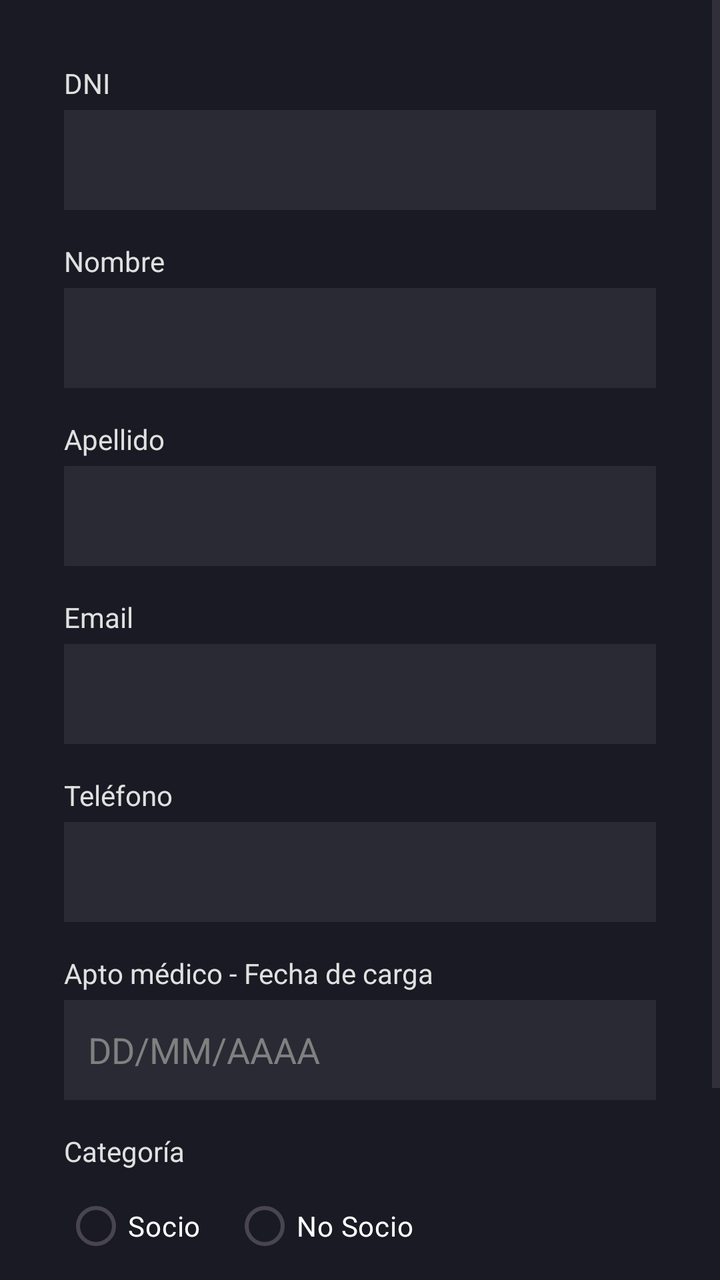
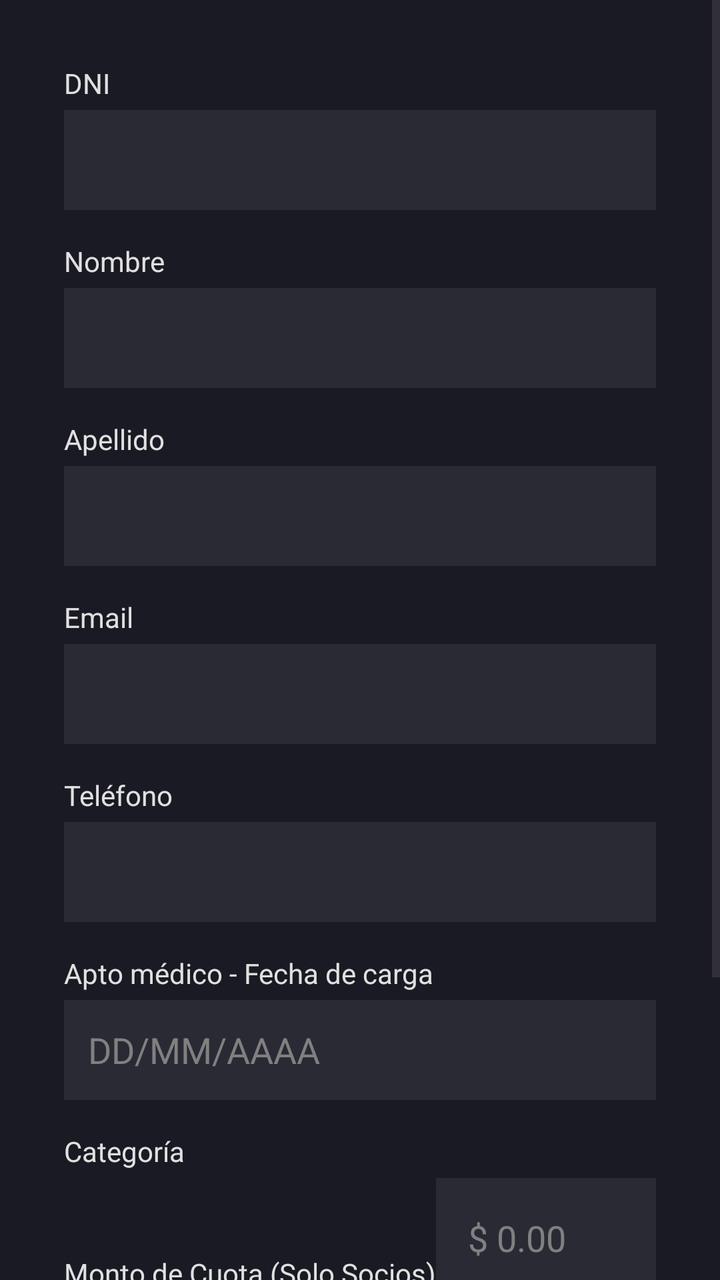

The first picture is an Android layout as it rendered before a commit; the second is the same layout after the commit. The layout source and the unified diff follow.
<!-- AndroidManifest.xml: application theme Theme.triada_DAM_MTlon -->
<!-- res/layout/activity_registro.xml -->
<?xml version="1.0" encoding="utf-8"?>
<ScrollView xmlns:android="http://schemas.android.com/apk/res/android"
    android:layout_width="match_parent"
    android:layout_height="match_parent"
    android:background="#1A1A24">

    <LinearLayout
        android:layout_width="match_parent"
        android:layout_height="wrap_content"
        android:orientation="vertical"
        android:padding="32dp">

        <TextView
            android:layout_width="wrap_content"
            android:layout_height="wrap_content"
            android:text="DNI"
            android:textColor="#E0E0E0"
            android:layout_marginBottom="4dp"/>
        <EditText
            android:id="@+id/etDniReg"
            android:layout_width="match_parent"
            android:layout_height="50dp"
            android:background="#2A2A35"
            android:textColor="#FFFFFF"
            android:padding="12dp"
            android:inputType="number"
            android:layout_marginBottom="16dp"/>

        <TextView
            android:layout_width="wrap_content"
            android:layout_height="wrap_content"
            android:text="Nombre"
            android:textColor="#E0E0E0"
            android:layout_marginBottom="4dp"/>
        <EditText
            android:id="@+id/etNombre"
            android:layout_width="match_parent"
            android:layout_height="50dp"
            android:background="#2A2A35"
            android:textColor="#FFFFFF"
            android:padding="12dp"
            android:inputType="text"
            android:layout_marginBottom="16dp"/>

        <TextView
            android:layout_width="wrap_content"
            android:layout_height="wrap_content"
            android:text="Apellido"
            android:textColor="#E0E0E0"
            android:layout_marginBottom="4dp"/>
        <EditText
            android:id="@+id/etApellido"
            android:layout_width="match_parent"
            android:layout_height="50dp"
            android:background="#2A2A35"
            android:textColor="#FFFFFF"
            android:padding="12dp"
            android:inputType="text"
            android:layout_marginBottom="16dp"/>

        <TextView
            android:layout_width="wrap_content"
            android:layout_height="wrap_content"
            android:text="Email"
            android:textColor="#E0E0E0"
            android:layout_marginBottom="4dp"/>
        <EditText
            android:id="@+id/etEmail"
            android:layout_width="match_parent"
            android:layout_height="50dp"
            android:background="#2A2A35"
            android:textColor="#FFFFFF"
            android:padding="12dp"
            android:inputType="textEmailAddress"
            android:layout_marginBottom="16dp"/>

        <TextView
            android:layout_width="wrap_content"
            android:layout_height="wrap_content"
            android:text="Teléfono"
            android:textColor="#E0E0E0"
            android:layout_marginBottom="4dp"/>
        <EditText
            android:id="@+id/etTelefono"
            android:layout_width="match_parent"
            android:layout_height="50dp"
            android:background="#2A2A35"
            android:textColor="#FFFFFF"
            android:padding="12dp"
            android:inputType="phone"
            android:layout_marginBottom="16dp"/>

        <TextView
            android:layout_width="wrap_content"
            android:layout_height="wrap_content"
            android:text="Apto médico - Fecha de carga"
            android:textColor="#E0E0E0"
            android:layout_marginBottom="4dp"/>
        <EditText
            android:id="@+id/etApto"
            android:layout_width="match_parent"
            android:layout_height="50dp"
            android:background="#2A2A35"
            android:textColor="#FFFFFF"
            android:padding="12dp"
            android:hint="DD/MM/AAAA"
            android:textColorHint="#808080"
            android:inputType="date"
            android:layout_marginBottom="16dp"/>

        <TextView
            android:layout_width="wrap_content"
            android:layout_height="wrap_content"
            android:text="Categoría"
            android:textColor="#E0E0E0"
            android:layout_marginBottom="4dp"/>
        <RadioGroup
            android:id="@+id/rgCategoria"
            android:layout_width="match_parent"
            android:layout_height="wrap_content"
            android:orientation="horizontal"
            android:layout_marginBottom="24dp">

            <RadioButton
                android:id="@+id/rbSocio"
                android:layout_width="wrap_content"
                android:layout_height="wrap_content"
                android:text="Socio"
                android:textColor="#FFFFFF"
                android:layout_marginEnd="16dp"/>

            <RadioButton
                android:id="@+id/rbNoSocio"
                android:layout_width="wrap_content"
                android:layout_height="wrap_content"
                android:text="No Socio"
                android:textColor="#FFFFFF"/>
        </RadioGroup>

        <LinearLayout
            android:layout_width="match_parent"
            android:layout_height="wrap_content"
            android:orientation="horizontal">

            <Button
                android:id="@+id/btnCancelar"
                android:layout_width="0dp"
                android:layout_height="60dp"
                android:layout_weight="1"
                android:text="Cancelar"
                android:backgroundTint="#424242"
                android:textColor="#FFFFFF"
                android:layout_marginEnd="8dp"/>

            <Button
                android:id="@+id/btnRegistrarSocio"
                android:layout_width="0dp"
                android:layout_height="60dp"
                android:layout_weight="1"
                android:text="Registrar"
                android:backgroundTint="#00E5FF"
                android:textColor="#000000"
                android:layout_marginStart="8dp"/>
        </LinearLayout>

    </LinearLayout>
</ScrollView>
<!-- resources referenced by this layout -->
<resources>
  <style name="Theme.triada_DAM_MTlon" parent="Base.Theme.triada_DAM_MTlon" />
  <style name="Base.Theme.triada_DAM_MTlon" parent="Theme.Material3.DayNight.NoActionBar">
          
          
      </style>
</resources>

<!-- the commit's change to res/layout/activity_registro.xml (unified diff, before → after) -->
@@ -1,5 +1,6 @@
 <?xml version="1.0" encoding="utf-8"?>
 <ScrollView xmlns:android="http://schemas.android.com/apk/res/android"
+    xmlns:tools="http://schemas.android.com/tools"
     android:layout_width="match_parent"
     android:layout_height="match_parent"
     android:background="#1A1A24">
@@ -15,111 +16,153 @@
             android:layout_height="wrap_content"
             android:text="DNI"
             android:textColor="#E0E0E0"
-            android:layout_marginBottom="4dp"/>
+            android:layout_marginBottom="4dp"
+            tools:ignore="HardcodedText" />
+
         <EditText
             android:id="@+id/etDniReg"
             android:layout_width="match_parent"
             android:layout_height="50dp"
-            android:background="#2A2A35"
-            android:textColor="#FFFFFF"
-            android:padding="12dp"
+            android:layout_marginBottom="16dp"
+            android:background="#2A2A35"
             android:inputType="number"
-            android:layout_marginBottom="16dp"/>
+            android:padding="12dp"
+            android:textColor="#FFFFFF"
+            tools:ignore="Autofill,LabelFor,SpeakableTextPresentCheck,SpeakableTextPresentCheck,VisualLintTextFieldSize" />
 
         <TextView
             android:layout_width="wrap_content"
             android:layout_height="wrap_content"
             android:text="Nombre"
             android:textColor="#E0E0E0"
-            android:layout_marginBottom="4dp"/>
+            android:layout_marginBottom="4dp"
+            tools:ignore="HardcodedText" />
+
         <EditText
             android:id="@+id/etNombre"
             android:layout_width="match_parent"
             android:layout_height="50dp"
-            android:background="#2A2A35"
-            android:textColor="#FFFFFF"
-            android:padding="12dp"
+            android:layout_marginBottom="16dp"
+            android:background="#2A2A35"
             android:inputType="text"
-            android:layout_marginBottom="16dp"/>
+            android:padding="12dp"
+            android:textColor="#FFFFFF"
+            tools:ignore="Autofill,LabelFor,SpeakableTextPresentCheck,VisualLintTextFieldSize" />
 
         <TextView
             android:layout_width="wrap_content"
             android:layout_height="wrap_content"
             android:text="Apellido"
             android:textColor="#E0E0E0"
-            android:layout_marginBottom="4dp"/>
+            android:layout_marginBottom="4dp"
+            tools:ignore="HardcodedText" />
+
         <EditText
             android:id="@+id/etApellido"
             android:layout_width="match_parent"
             android:layout_height="50dp"
-            android:background="#2A2A35"
-            android:textColor="#FFFFFF"
-            android:padding="12dp"
+            android:layout_marginBottom="16dp"
+            android:background="#2A2A35"
             android:inputType="text"
-            android:layout_marginBottom="16dp"/>
+            android:padding="12dp"
+            android:textColor="#FFFFFF"
+            tools:ignore="Autofill,LabelFor,SpeakableTextPresentCheck,VisualLintTextFieldSize" />
 
         <TextView
             android:layout_width="wrap_content"
             android:layout_height="wrap_content"
             android:text="Email"
             android:textColor="#E0E0E0"
-            android:layout_marginBottom="4dp"/>
+            android:layout_marginBottom="4dp"
+            tools:ignore="HardcodedText" />
+
         <EditText
             android:id="@+id/etEmail"
             android:layout_width="match_parent"
             android:layout_height="50dp"
-            android:background="#2A2A35"
-            android:textColor="#FFFFFF"
-            android:padding="12dp"
+            android:layout_marginBottom="16dp"
+            android:background="#2A2A35"
             android:inputType="textEmailAddress"
-            android:layout_marginBottom="16dp"/>
+            android:padding="12dp"
+            android:textColor="#FFFFFF"
+            tools:ignore="Autofill,LabelFor,SpeakableTextPresentCheck,VisualLintTextFieldSize" />
 
         <TextView
             android:layout_width="wrap_content"
             android:layout_height="wrap_content"
             android:text="Teléfono"
             android:textColor="#E0E0E0"
-            android:layout_marginBottom="4dp"/>
+            android:layout_marginBottom="4dp"
+            tools:ignore="HardcodedText" />
+
         <EditText
             android:id="@+id/etTelefono"
             android:layout_width="match_parent"
             android:layout_height="50dp"
-            android:background="#2A2A35"
-            android:textColor="#FFFFFF"
-            android:padding="12dp"
+            android:layout_marginBottom="16dp"
+            android:background="#2A2A35"
             android:inputType="phone"
-            android:layout_marginBottom="16dp"/>
+            android:padding="12dp"
+            android:textColor="#FFFFFF"
+            tools:ignore="Autofill,LabelFor,SpeakableTextPresentCheck,VisualLintTextFieldSize" />
 
         <TextView
             android:layout_width="wrap_content"
             android:layout_height="wrap_content"
             android:text="Apto médico - Fecha de carga"
             android:textColor="#E0E0E0"
-            android:layout_marginBottom="4dp"/>
+            android:layout_marginBottom="4dp"
+            tools:ignore="HardcodedText" />
+
         <EditText
             android:id="@+id/etApto"
             android:layout_width="match_parent"
             android:layout_height="50dp"
-            android:background="#2A2A35"
-            android:textColor="#FFFFFF"
-            android:padding="12dp"
+            android:layout_marginBottom="16dp"
+            android:background="#2A2A35"
             android:hint="DD/MM/AAAA"
+            android:inputType="date"
+            android:padding="12dp"
+            android:textColor="#FFFFFF"
             android:textColorHint="#808080"
-            android:inputType="date"
-            android:layout_marginBottom="16dp"/>
+            tools:ignore="Autofill,HardcodedText,TextContrastCheck,VisualLintTextFieldSize" />
 
         <TextView
             android:layout_width="wrap_content"
             android:layout_height="wrap_content"
             android:text="Categoría"
             android:textColor="#E0E0E0"
-            android:layout_marginBottom="4dp"/>
+            android:layout_marginBottom="4dp"
+            tools:ignore="HardcodedText" />
         <RadioGroup
             android:id="@+id/rgCategoria"
             android:layout_width="match_parent"
             android:layout_height="wrap_content"
             android:orientation="horizontal"
             android:layout_marginBottom="24dp">
+
+            <TextView
+                android:id="@+id/lblMontoCuota"
+                android:layout_width="wrap_content"
+                android:layout_height="wrap_content"
+                android:text="Monto de Cuota (Solo Socios)"
+                android:textColor="#E0E0E0"
+                android:layout_marginTop="16dp"
+                android:layout_marginBottom="8dp"
+                tools:ignore="HardcodedText" />
+
+            <EditText
+                android:id="@+id/etMontoCuota"
+                android:layout_width="match_parent"
+                android:layout_height="60dp"
+                android:layout_marginBottom="16dp"
+                android:background="#2A2A35"
+                android:hint="$ 0.00"
+                android:inputType="number"
+                android:padding="16dp"
+                android:textColor="#FFFFFF"
+                android:textColorHint="#808080"
+                tools:ignore="Autofill,HardcodedText,TextContrastCheck,VisualLintTextFieldSize" />
 
             <RadioButton
                 android:id="@+id/rbSocio"
@@ -127,14 +170,16 @@
                 android:layout_height="wrap_content"
                 android:text="Socio"
                 android:textColor="#FFFFFF"
-                android:layout_marginEnd="16dp"/>
+                android:layout_marginEnd="16dp"
+                tools:ignore="HardcodedText" />
 
             <RadioButton
                 android:id="@+id/rbNoSocio"
                 android:layout_width="wrap_content"
                 android:layout_height="wrap_content"
                 android:text="No Socio"
-                android:textColor="#FFFFFF"/>
+                android:textColor="#FFFFFF"
+                tools:ignore="HardcodedText" />
         </RadioGroup>
 
         <LinearLayout
@@ -150,7 +195,8 @@
                 android:text="Cancelar"
                 android:backgroundTint="#424242"
                 android:textColor="#FFFFFF"
-                android:layout_marginEnd="8dp"/>
+                android:layout_marginEnd="8dp"
+                tools:ignore="ButtonStyle,HardcodedText,VisualLintButtonSize" />
 
             <Button
                 android:id="@+id/btnRegistrarSocio"
@@ -160,7 +206,8 @@
                 android:text="Registrar"
                 android:backgroundTint="#00E5FF"
                 android:textColor="#000000"
-                android:layout_marginStart="8dp"/>
+                android:layout_marginStart="8dp"
+                tools:ignore="ButtonStyle,HardcodedText,VisualLintButtonSize" />
         </LinearLayout>
 
     </LinearLayout>
